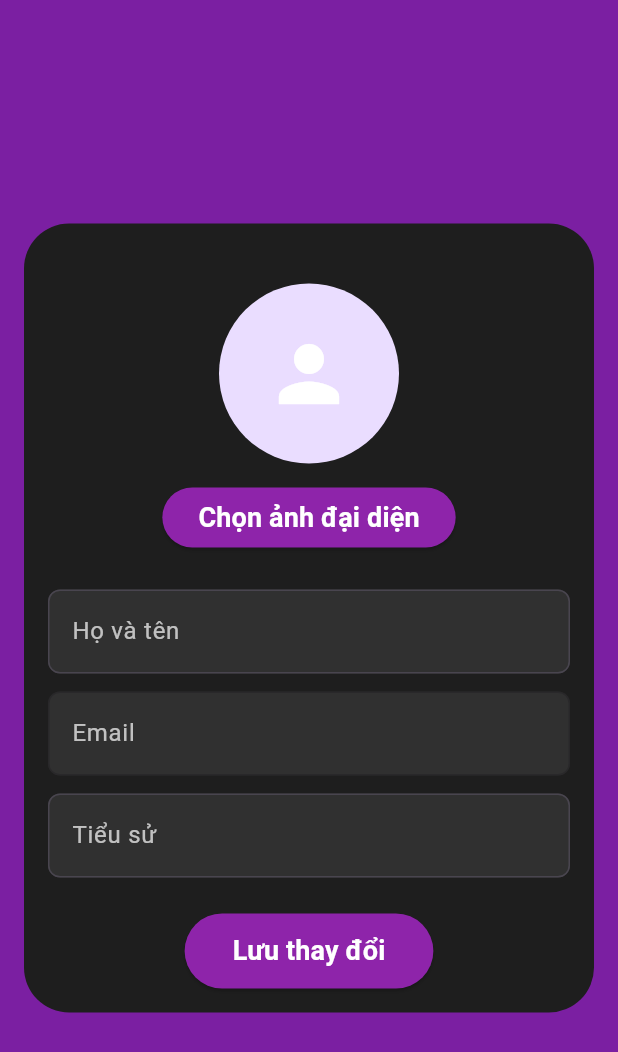
After one commit to hthinh21/SocialApp_Flutter, a Flutter app: the EditProfileScreen screen opened directly, after a tap on "Lưu thay đổi", on a phone screen of 412 x 824 dp. The commit adds this screen. Shown: the top 1052 px of the screen. Run offline on Flutter 3.47's test engine with Material 3 defaults, Android fonts, the phone set to English and light mode, and no system bars; our stand-ins replace carousel_slider, file_picker, image_picker, permission_handler, shared_preferences, socket_io_client and 1 more; accounts and stored records are empty; network calls fail.

Commit message:
add edit profile, fix appbar, fix bugs

```diff
--- a/lib/components/cardpost.dart
+++ b/lib/components/cardpost.dart
@@ -631,7 +631,7 @@ class _PostCardState extends State<PostCard> {
                     // ignore: use_build_context_synchronously
                     ? Navigator.of(context).push(
                       MaterialPageRoute(
-                        builder: (context) => ProfilePage(),
+                        builder: (context) => ProfileScreen(),
                       ),
                     )
                     // ignore: use_build_context_synchronously
--- a/lib/screens/chat/chat_list_screen.dart
+++ b/lib/screens/chat/chat_list_screen.dart
@@ -75,7 +75,7 @@ Future<void> loadCustomerId() async {
       appBar: AppBar(
         title: const Text("Tin nhắn", style: TextStyle(fontSize: 25,fontWeight: FontWeight.bold, color: Colors.white)),
         centerTitle: true,
-        backgroundColor: const Color.fromARGB(255, 196, 108, 211),
+        backgroundColor: const Color.fromRGBO(123, 31, 162, 1),
         shape: const RoundedRectangleBorder(
                 borderRadius: BorderRadius.vertical(
                   bottom: Radius.circular(20),
--- a/lib/screens/create_post_screen.dart
+++ b/lib/screens/create_post_screen.dart
@@ -168,7 +168,7 @@ class _CreatePostScreenState extends State<CreatePostScreen> {
     return Scaffold(
       appBar: AppBar(title: const Text('Tạo bài viết', style: TextStyle(fontSize: 25, fontWeight: FontWeight.bold, color: Colors.white)),
               centerTitle: true,
-              backgroundColor: const Color.fromARGB(255, 196, 108, 211),
+              backgroundColor: const Color.fromRGBO(123, 31, 162, 1),
               shape: const RoundedRectangleBorder(
                 borderRadius: BorderRadius.vertical(
                   bottom: Radius.circular(20),
--- /dev/null
+++ b/lib/screens/edit_profile_sreen.dart
@@ -0,0 +1,216 @@
+import 'dart:convert';
+import 'dart:io';
+import 'package:mobile_project/screens/profile_screen.dart';
+import 'package:flutter/material.dart';
+import 'package:image_picker/image_picker.dart';
+import 'package:http/http.dart' as http;
+import 'package:shared_preferences/shared_preferences.dart';
+
+class EditProfileScreen extends StatefulWidget {
+  const EditProfileScreen({super.key});
+
+  @override
+  State<EditProfileScreen> createState() => _EditProfileScreenState();
+}
+
+class _EditProfileScreenState extends State<EditProfileScreen> {
+  final TextEditingController _usernameController = TextEditingController();
+  final TextEditingController _descriptionController = TextEditingController();
+
+  String _email = '';
+  File? _avatarFile;
+  String? _previewAvatarBase64;
+
+  String? _userId;
+
+  @override
+  void initState() {
+    super.initState();
+    _loadUserId().then((_) => _fetchUserData());
+  }
+
+  Future<void> _loadUserId() async {
+    SharedPreferences prefs = await SharedPreferences.getInstance();
+    _userId = prefs.getString('customerId');
+  }
+
+  Future<void> _fetchUserData() async {
+    if (_userId == null) return;
+
+    try {
+      final response = await http.get(
+        Uri.parse('https://dhkptsocial.onrender.com/users/$_userId'),
+      );
+
+      if (response.statusCode == 200) {
+        final user = json.decode(response.body);
+        setState(() {
+          _usernameController.text = user['name'] ?? '';
+          _email = user['email'] ?? '';
+          _descriptionController.text = user['description'] ?? '';
+          _previewAvatarBase64 = user['avatar'];
+        });
+      }
+    } catch (e) {
+      print('Error fetching user data: $e');
+    }
+  }
+
+  Future<void> _updateProfile() async {
+    if (_avatarFile == null) {
+      final data = {
+        'name': _usernameController.text,
+        'description': _descriptionController.text,
+      };
+
+      await http.put(
+        Uri.parse('https://dhkptsocial.onrender.com/users/edit/$_userId'),
+        headers: {"Content-Type": "application/json"},
+        body: jsonEncode(data),
+      );
+    } else {
+      final request = http.MultipartRequest(
+        'POST',
+        Uri.parse('https://dhkptsocial.onrender.com/files/upload/avatar'),
+      );
+      request.files.add(await http.MultipartFile.fromPath('avatar', _avatarFile!.path));
+      final res = await request.send();
+
+      final resData = await http.Response.fromStream(res);
+      final body = json.decode(resData.body);
+      final avatarId = body['file']['_id'];
+
+      final data = {
+        'name': _usernameController.text,
+        'description': _descriptionController.text,
+        'avatar': avatarId
+      };
+
+      await http.put(
+        Uri.parse('https://dhkptsocial.onrender.com/users/edit/$_userId'),
+        headers: {"Content-Type": "application/json"},
+        body: jsonEncode(data),
+      );
+    }
+
+    if (mounted) {
+      ScaffoldMessenger.of(context).showSnackBar(
+        SnackBar(content: Text('Cập nhật thành công!')),
+      );
+      Navigator.push(context, MaterialPageRoute(builder: (context) => const ProfileScreen()));
+    }
+  }
+
+  Future<void> _pickAvatar() async {
+    final picker = ImagePicker();
+    final picked = await picker.pickImage(source: ImageSource.gallery);
+    if (picked != null) {
+      setState(() {
+        _avatarFile = File(picked.path);
+        _previewAvatarBase64 = null;
+      });
+    }
+  }
+
+  Widget _buildAvatar() {
+    if (_avatarFile != null) {
+      return CircleAvatar(
+        radius: 60,
+        backgroundImage: FileImage(_avatarFile!),
+      );
+    } else if (_previewAvatarBase64 != null) {
+      return CircleAvatar(
+        radius: 60,
+        backgroundImage: NetworkImage('https://dhkptsocial.onrender.com/files/${_previewAvatarBase64!}'),
+      );
+    } else {
+      return const CircleAvatar(
+        radius: 60,
+        child: Icon(Icons.person, size: 60, color: Colors.white),
+      );
+    }
+  }
+
+  @override
+  Widget build(BuildContext context) {
+    return Scaffold(
+      backgroundColor: const Color.fromRGBO(123, 31, 162, 1), // purple
+      body: Center(
+        child: Container(
+          margin: const EdgeInsets.all(16),
+          padding: const EdgeInsets.all(16),
+          decoration: BoxDecoration(
+            color: const Color(0xFF1E1E1E),
+            borderRadius: BorderRadius.circular(30),
+          ),
+          child: SingleChildScrollView(
+            child: Column(
+              children: [
+                const SizedBox(height: 24),
+                _buildAvatar(),
+                const SizedBox(height: 12),
+                ElevatedButton(
+                  onPressed: _pickAvatar,
+                  style: ElevatedButton.styleFrom(
+                    backgroundColor: Colors.purple[600],
+                    shape: RoundedRectangleBorder(
+                      borderRadius: BorderRadius.circular(30),
+                    ),
+                  ),
+                  child: const Text("Chọn ảnh đại diện",
+                      style: TextStyle(fontWeight: FontWeight.bold, fontSize: 18, color: Colors.white)),
+                ),
+                const SizedBox(height: 24),
+                TextField(
+                  controller: _usernameController,
+                  style: const TextStyle(color: Colors.white),
+                  decoration: _inputDecoration('Họ và tên'),
+                ),
+                const SizedBox(height: 12),
+                TextField(
+                  controller: TextEditingController(text: _email),
+                  enabled: false,
+                  style: const TextStyle(color: Colors.grey),
+                  decoration: _inputDecoration('Email'),
+                ),
+                const SizedBox(height: 12),
+                TextField(
+                  controller: _descriptionController,
+                  style: const TextStyle(color: Colors.white),
+                  decoration: _inputDecoration('Tiểu sử'),
+                ),
+                const SizedBox(height: 24),
+                ElevatedButton(
+                  onPressed: _updateProfile,
+                  style: ElevatedButton.styleFrom(
+                    backgroundColor: Colors.purple[600],
+                    shape: RoundedRectangleBorder(
+                      borderRadius: BorderRadius.circular(30),
+                    ),
+                    padding: const EdgeInsets.symmetric(horizontal: 32, vertical: 12),
+                  ),
+                  child: const Text(
+                    "Lưu thay đổi",
+                    style: TextStyle(fontWeight: FontWeight.bold, fontSize: 18, color: Colors.white),
+                  ),
+                )
+              ],
+            ),
+          ),
+        ),
+      ),
+    );
+  }
+
+  InputDecoration _inputDecoration(String label) {
+    return InputDecoration(
+      labelText: label,
+      labelStyle: const TextStyle(color: Colors.white70),
+      filled: true,
+      fillColor: Colors.grey[850],
+      border: OutlineInputBorder(
+        borderRadius: BorderRadius.circular(8),
+      ),
+    );
+  }
+}
--- a/lib/screens/home_screen.dart
+++ b/lib/screens/home_screen.dart
@@ -34,7 +34,7 @@ class _MainpageState extends State<Homepage> {
       case 3:
         return const ChatListPage();
       case 4:
-        return const ProfilePage();
+        return const ProfileScreen();
       default:
         return DefaultWidget(title: "None");
     }
@@ -47,7 +47,7 @@ class _MainpageState extends State<Homepage> {
           ? AppBar(
               title: const Text("Trang chủ", style: TextStyle(fontSize: 25, fontWeight: FontWeight.bold, color: Colors.white)),
               centerTitle: true,
-              backgroundColor: const Color.fromARGB(255, 196, 108, 211),
+              backgroundColor: const Color.fromRGBO(123, 31, 162, 1),
               actions: [
                 IconButton(
                   icon: const Icon(Icons.notifications),
--- a/lib/screens/notification_screen.dart
+++ b/lib/screens/notification_screen.dart
@@ -83,7 +83,7 @@ void _handleNotifyUser(String userId) {
       appBar: AppBar(
         title: const Text('Thông báo', style: TextStyle(fontSize: 25, fontWeight: FontWeight.bold, color: Colors.white)),
         centerTitle: true,
-        backgroundColor: const Color.fromARGB(255, 196, 108, 211),
+        backgroundColor: const Color.fromRGBO(123, 31, 162, 1),
       ),
       body: filteredNotifyList.isEmpty
           ? Center(
@@ -91,7 +91,7 @@ void _handleNotifyUser(String userId) {
                 margin: const EdgeInsets.all(16),
                 padding: const EdgeInsets.symmetric(vertical: 24, horizontal: 16),
                 decoration: BoxDecoration(
-                  color: const Color.fromARGB(255, 196, 108, 211),
+                  color: const Color.fromRGBO(123, 31, 162, 1),
                   borderRadius: BorderRadius.circular(12),
                   boxShadow: [BoxShadow(color: Colors.black26, blurRadius: 8)],
                 ),
@@ -119,7 +119,7 @@ void _handleNotifyUser(String userId) {
                       margin: const EdgeInsets.symmetric(vertical: 8, horizontal: 15),
                       padding: const EdgeInsets.symmetric(vertical: 10, horizontal: 15),
                       decoration: BoxDecoration(
-                        color: const Color.fromARGB(255, 196, 108, 211),
+                        color: const Color.fromRGBO(123, 31, 162, 1),
                         borderRadius: BorderRadius.circular(10),
                       ),
                       child: InkWell(
--- a/lib/screens/search_screen.dart
+++ b/lib/screens/search_screen.dart
@@ -152,7 +152,7 @@ class _SearchPageState extends State<SearchPage> {
     return Scaffold(
       appBar: AppBar(
         centerTitle: true,
-        backgroundColor: const Color.fromARGB(255, 196, 108, 211),
+        backgroundColor: const Color.fromRGBO(123, 31, 162, 1),
         title: const Text(
           'Tìm kiếm',
           style: TextStyle(
@@ -216,7 +216,7 @@ class _SearchPageState extends State<SearchPage> {
                     style: TextStyle(
                         fontSize: 18,
                         fontWeight: FontWeight.bold,
-                        color: Colors.white)),
+                        color: Colors.black)),
                 const SizedBox(height: 8),
                 searchResults.isNotEmpty
                     ? buildUserList(searchResults)
--- a/pubspec.yaml
+++ b/pubspec.yaml
@@ -36,9 +36,11 @@ dependencies:
   socket_io_client: ^2.0.3+1
   image_picker: ^1.0.7
   video_player: ^2.4.7
+  http_parser: ^4.0.2
   file_picker: ^10.1.9
   permission_handler: ^12.0.0+1
   carousel_slider: ^5.1.1
+  cached_network_image: ^3.3.0
 
   # The following adds the Cupertino Icons font to your application.
   # Use with the CupertinoIcons class for iOS style icons.
```
Also changed, not shown: lib/screens/profile_screen.dart (+24 -5 lines), pubspec.lock, 1 other file.
